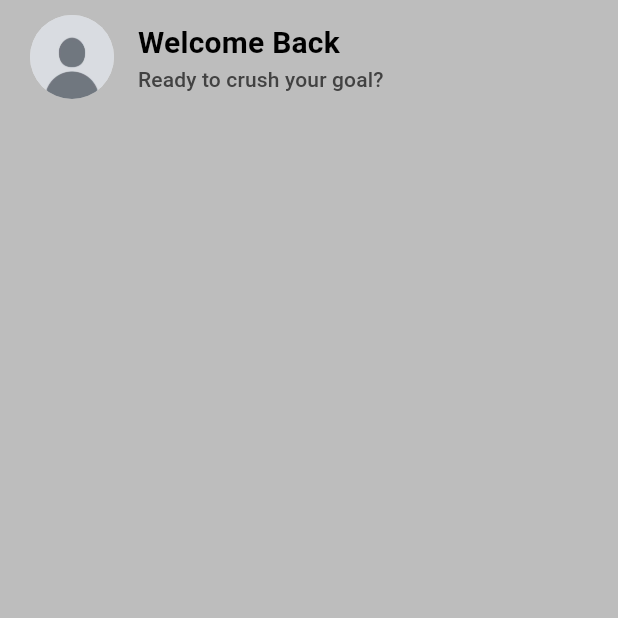
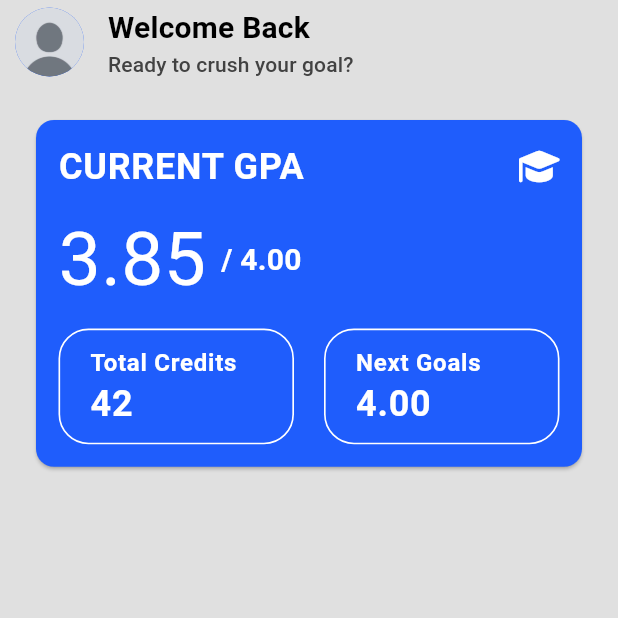
Before and after one commit to Yoshi4489/academic_planner_frontend, a Flutter app: the screen it shows after launch, on a phone screen of 412 x 824 dp, the top half of it. Run offline on Flutter 3.47's test engine with Material 3 defaults, Android fonts, the phone set to English and light mode, and no system bars; our stand-ins replace flutter_riverpod, font_awesome_flutter, google_fonts; Roboto replaces fonts that are missing (Inika).

Commit message:
Add GPA summary card and update theme styles

```diff
--- a/lib/features/home/screens/home.dart
+++ b/lib/features/home/screens/home.dart
@@ -1,3 +1,4 @@
+import 'package:academic_planner_fe/features/home/widgets/gpa_summary_card.dart';
 import 'package:flutter/material.dart';
 
 class Home extends StatelessWidget {
@@ -7,15 +8,14 @@ class Home extends StatelessWidget {
   Widget build(BuildContext context) {
     return Scaffold(
       backgroundColor: Theme.of(context).colorScheme.surface,
-      appBar: PreferredSize(
-        preferredSize: const Size.fromHeight(80),
-        child: Padding(
-          padding: const EdgeInsets.symmetric(horizontal: 20, vertical: 10),
-          child: AppBar(
+      appBar: AppBar(
         backgroundColor: Theme.of(context).colorScheme.surface,
-            leading: CircleAvatar(
+        leading: Padding(
+          padding: const EdgeInsets.only(left: 10),
+          child: CircleAvatar(
             radius: 50,
             backgroundImage: Image.asset("asset/images/default_user.jpg").image,
+          ),
         ),
         title: Column(
           crossAxisAlignment: CrossAxisAlignment.start,
@@ -25,11 +25,11 @@ class Home extends StatelessWidget {
           ]
         )
       ),
-        ),
-      ),
       body: CustomScrollView(
         slivers: [
-
+          SliverToBoxAdapter(
+            child: GPASummaryCard(),
+          )
         ],
       )
     );
--- /dev/null
+++ b/lib/features/home/widgets/gpa_summary_card.dart
@@ -0,0 +1,114 @@
+import 'package:flutter/material.dart';
+import 'package:font_awesome_flutter/font_awesome_flutter.dart';
+import 'package:google_fonts/google_fonts.dart';
+
+class GPASummaryCard extends StatelessWidget {
+  const GPASummaryCard({super.key});
+
+  @override
+  Widget build(BuildContext context) {
+    return Padding(
+      padding: const EdgeInsets.all(20.0),
+      child: Card(
+        color: Theme.of(context).colorScheme.primary,
+        child: Container(
+          padding: EdgeInsets.all(15),
+          child: Column(
+            mainAxisSize: MainAxisSize.min,
+            children: [
+              Row(
+                mainAxisAlignment: MainAxisAlignment.spaceBetween,
+                children: [
+                  Text(
+                    "CURRENT GPA",
+                    style: Theme.of(context).textTheme.labelMedium,
+                  ),
+                  FaIcon(FontAwesomeIcons.graduationCap, color: Colors.white),
+                ],
+              ),
+              const SizedBox(height: 10,),
+              Row(
+                children: [
+                  Text(
+                    "3.85",
+                    style: GoogleFonts.goblinOne(
+                      fontSize: 50,
+                      color: Colors.white,
+                    ),
+                  ),
+                  const SizedBox(width: 10),
+                  Text(
+                    "/ 4.00",
+                    style: Theme.of(context).textTheme.titleMedium?.copyWith(
+                      fontFamily: GoogleFonts.inriaSerif().fontFamily,
+                      color: Colors.white,
+                    ),
+                  ),
+                ],
+              ),
+              const SizedBox(height: 10,),
+              Row(
+                mainAxisAlignment: MainAxisAlignment.spaceBetween,
+                children: [
+                  Expanded(
+                    child: Container(
+                      padding: EdgeInsets.symmetric(horizontal: 20, vertical: 10),
+                      decoration: BoxDecoration(
+                        borderRadius: BorderRadius.circular(20),
+                        border: Border.all(color: Colors.white, width: 1.1),
+                      ),
+                      child: Column(
+                        crossAxisAlignment: CrossAxisAlignment.start,
+                        children: [
+                          Text(
+                            "Total Credits",
+                            style: Theme.of(context).textTheme.labelSmall
+                                ?.copyWith(fontWeight: FontWeight.bold),
+                          ),
+                          Text(
+                            "42",
+                            style: Theme.of(context).textTheme.labelMedium
+                                ?.copyWith(
+                                  fontFamily: GoogleFonts.inriaSerif().fontFamily,
+                                ),
+                          ),
+                        ],
+                      ),
+                    ),
+                  ),
+                  const SizedBox(width: 20),
+                  Expanded(
+                    child: Container(
+                      padding: EdgeInsets.symmetric(horizontal: 20, vertical: 10),
+                      decoration: BoxDecoration(
+                        borderRadius: BorderRadius.circular(20),
+                        border: Border.all(color: Colors.white, width: 1.1),
+                      ),
+                      child: Column(
+                        crossAxisAlignment: CrossAxisAlignment.start,
+                        children: [
+                          Text(
+                            "Next Goals",
+                            style: Theme.of(context).textTheme.labelSmall
+                                ?.copyWith(fontWeight: FontWeight.bold),
+                          ),
+                          Text(
+                            "4.00",
+                            style: Theme.of(context).textTheme.labelMedium
+                                ?.copyWith(
+                                  fontFamily: GoogleFonts.inriaSerif().fontFamily,
+                                ),
+                          ),
+                        ],
+                      ),
+                    ),
+                  ),
+                ],
+              ),
+            ],
+          ),
+        ),
+      ),
+    );
+  }
+}
--- a/lib/theme/theme.dart
+++ b/lib/theme/theme.dart
@@ -1,27 +1,33 @@
 import 'package:flutter/material.dart';
+import 'package:google_fonts/google_fonts.dart';
 
 ThemeData lightMode = ThemeData(
   brightness: Brightness.light,
   colorScheme: ColorScheme.light(
-    surface: Colors.grey.shade400,
-    primary: Colors.grey.shade300,
+    surface: Colors.grey.shade300,
+    primary: Color.fromRGBO(31, 93, 252, 100),
     secondary: Colors.grey.shade200
   ),
   textTheme: TextTheme(
     titleMedium: TextStyle(fontSize: 20, fontWeight: FontWeight.bold),
-    titleSmall: TextStyle(fontSize: 14, color: Colors.grey.shade800)
-  )
+    titleSmall: TextStyle(fontSize: 14, color: Colors.grey.shade800),
+    labelMedium: TextStyle(fontSize: 24, color: Colors.white, fontWeight: FontWeight.bold),
+    labelSmall: TextStyle(fontSize: 16, color: Colors.white)
+  ),
+  fontFamily: GoogleFonts.inika().fontFamily
 );
 
 ThemeData darkMode = ThemeData(
   brightness: Brightness.dark,
   colorScheme: ColorScheme.dark(
     surface: Colors.grey.shade900,
-    primary: Colors.grey.shade800,
+    primary: Color.fromRGBO(31, 93, 252, 100),
     secondary: Colors.grey.shade700
   ),
     textTheme: TextTheme(
         titleMedium: TextStyle(fontSize: 20, fontWeight: FontWeight.bold, color: Colors.white),
-        titleSmall: TextStyle(fontSize: 14, color: Colors.grey.shade400)
-    )
+        titleSmall: TextStyle(fontSize: 14, color: Colors.grey.shade400),
+        labelMedium: TextStyle(fontSize: 24, color: Colors.white, fontWeight: FontWeight.bold)
+    ),
+  fontFamily: GoogleFonts.inika().fontFamily
 );
--- a/pubspec.yaml
+++ b/pubspec.yaml
@@ -40,6 +40,8 @@ dependencies:
   freezed: ^3.2.5
   json_serializable: ^6.13.1
   flutter_riverpod: ^3.3.1
+  font_awesome_flutter: ^11.0.0
+  google_fonts: ^8.0.2
 
 dev_dependencies:
   flutter_test:
```
Also changed, not shown: pubspec.lock. Lines whose indentation alone changed are shown as unchanged.
